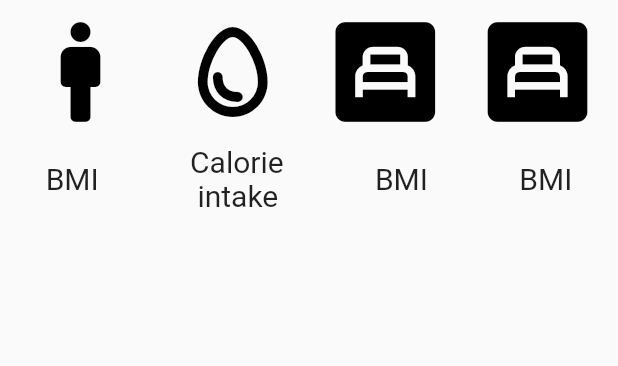
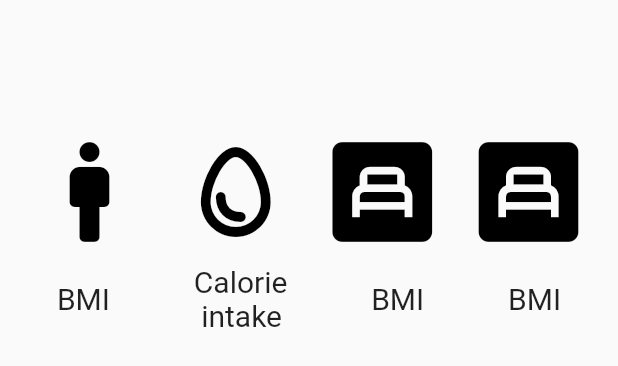
Before and after one commit to HemanDas/flutter_application_1, a Flutter app: what calculator() shows on an empty page, opened directly, on a phone screen of 412 x 824 dp. Shown: the top 366 px of the screen. Run offline on Flutter 3.47's test engine with Material 2 defaults, Android fonts, the phone set to English and light mode, and no system bars.

```diff
--- a/lib/pages/container.dart
+++ b/lib/pages/container.dart
@@ -1,4 +1,6 @@
 import 'package:flutter/material.dart';
+import 'package:flutter_application_1/pages/BMI.dart';
+import 'package:flutter_application_1/pages/loginpage.dart';
 
 class Body extends StatefulWidget {
   const Body({super.key});
@@ -13,7 +15,6 @@ class _BodyState extends State<Body> {
     return Container(
       width: double.infinity,
       height: double.infinity,
-      color: Colors.grey,
     );
   }
 }
@@ -29,22 +30,37 @@ class _calculatorState extends State<calculator> {
   @override
   Widget build(BuildContext context) {
     return Container(
+        height: double.infinity,
+        width: double.infinity,
+        child: SingleChildScrollView(
+          padding: const EdgeInsets.symmetric(
+            horizontal: 10,
+            vertical: 80,
+          ),
+
           child: Column(
             children: [
               Row(
                 mainAxisAlignment: MainAxisAlignment.spaceEvenly,
                 children: [
                   IconButton(
-                icon: Icon(
+                    icon: const Icon(
                       Icons.man_rounded,
                     ),
                     alignment: Alignment.topLeft,
                     color: Colors.black,
-                onPressed: () {},
+                    onPressed: () {
+                      Navigator.push(
+                        context,
+                        MaterialPageRoute(
+                          builder: (context) => BMI(),
+                        ),
+                      );
+                    },
                     iconSize: 80.0,
                   ),
                   IconButton(
-                icon: Icon(
+                    icon: const Icon(
                       Icons.egg_outlined,
                     ),
                     alignment: Alignment.topLeft,
@@ -53,7 +69,7 @@ class _calculatorState extends State<calculator> {
                     iconSize: 80.0,
                   ),
                   IconButton(
-                icon: Icon(
+                    icon: const Icon(
                       Icons.bedroom_child,
                     ),
                     alignment: Alignment.topLeft,
@@ -62,7 +78,7 @@ class _calculatorState extends State<calculator> {
                     iconSize: 80.0,
                   ),
                   IconButton(
-                icon: Icon(
+                    icon: const Icon(
                       Icons.bedroom_child,
                     ),
                     alignment: Alignment.topLeft,
@@ -74,7 +90,7 @@ class _calculatorState extends State<calculator> {
               ),
               Row(
                 mainAxisAlignment: MainAxisAlignment.spaceAround,
-            children: [
+                children: const [
                   Text(
                     'BMI',
                     style: TextStyle(fontSize: 20.0),
@@ -98,7 +114,7 @@ class _calculatorState extends State<calculator> {
           // width: double.infinity,
           // height: double.infinity,
           // color: Colors.grey,
-    );
+        ));
   }
 }
 
@@ -115,7 +131,6 @@ class _scheduleState extends State<schedule> {
     return Container(
       width: double.infinity,
       height: double.infinity,
-      color: Colors.amber,
     );
   }
 }
```
Lines whose indentation alone changed are shown as unchanged.
